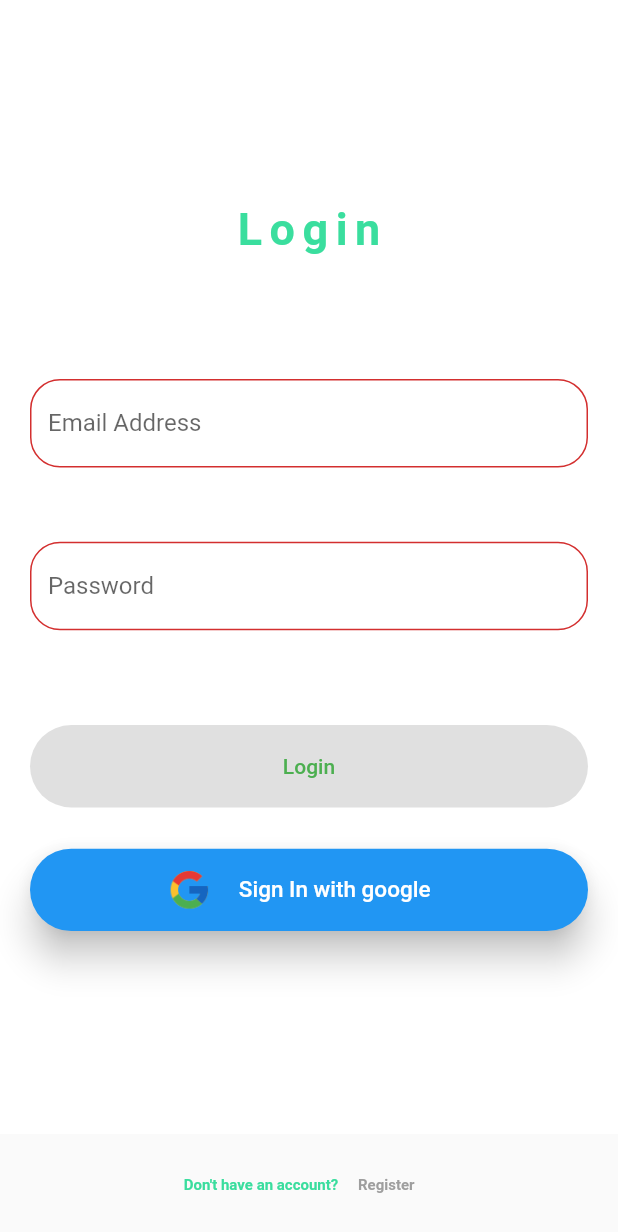
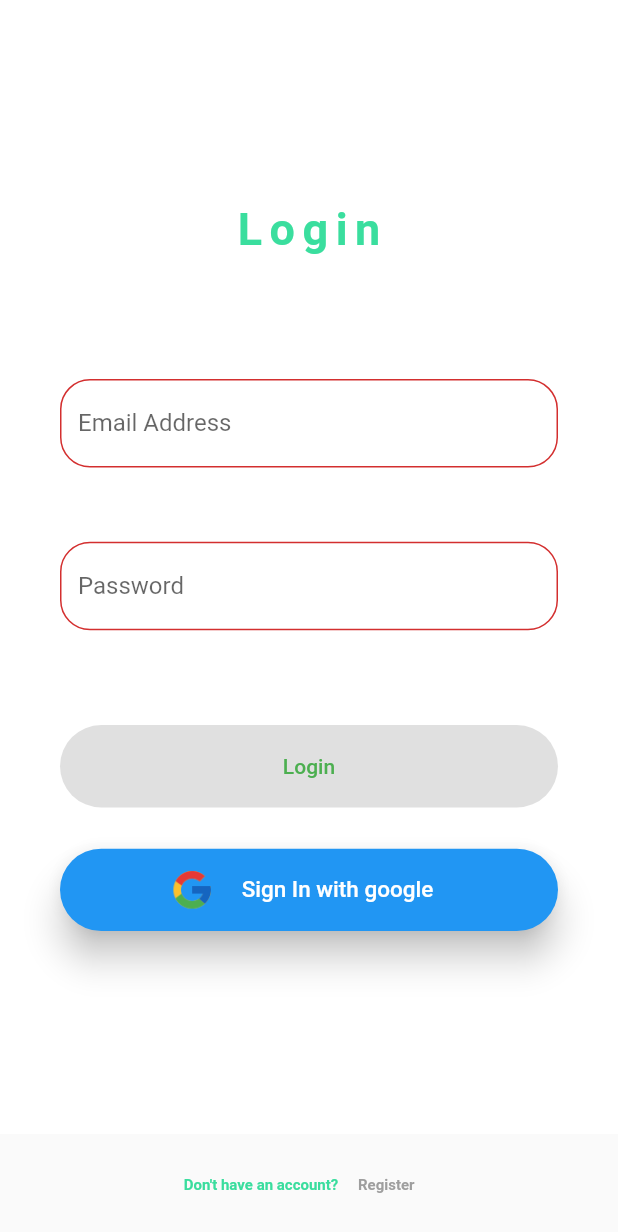
Before and after one commit to enochviewu95/carespot, a Flutter app: the screen it shows after launch, on a phone screen of 412 x 824 dp. Shown: the top 1232 px of the screen. Run offline on Flutter 3.47's test engine with Material 2 defaults, Android fonts, the phone set to English and light mode, and no system bars; our stand-ins replace firebase_auth, firebase_core, google_sign_in; accounts and stored records are empty.

Commit message:
Login page 90% completed

```diff
--- a/lib/bloc/authentication_bloc_provider.dart
+++ b/lib/bloc/authentication_bloc_provider.dart
@@ -6,9 +6,7 @@ class AuthenticationBlocProvider extends InheritedWidget {
   final AuthenticationBloc authenticationBloc;
 
   const AuthenticationBlocProvider(
-      {required Key key,
-      required Widget child,
-      required this.authenticationBloc})
+      {Key? key,required Widget child, required this.authenticationBloc})
       : super(key: key, child: child);
 
   static AuthenticationBlocProvider? of(BuildContext context) {
--- /dev/null
+++ b/lib/bloc/home_bloc.dart
@@ -0,0 +1,12 @@
+import 'package:carespot/services/authentication_api.dart';
+import 'package:carespot/services/db_firestore_api.dart';
+
+class HomeBloc{
+  final DbApi dbApi;
+  final AuthenticationApi authenticationApi;
+
+  //TODO: Create Streams and Sinks method
+
+  HomeBloc(this.dbApi,this.authenticationApi);
+
+}
--- /dev/null
+++ b/lib/bloc/home_bloc_provider.dart
@@ -0,0 +1,19 @@
+import 'package:carespot/bloc/home_bloc.dart';
+import 'package:flutter/cupertino.dart';
+
+class HomeBlocProvider extends InheritedWidget {
+  final HomeBloc homeBloc;
+  final String uid;
+
+  const HomeBlocProvider(Key? key,
+      {required Widget child, required this.homeBloc, required this.uid})
+      : super(key: key, child: child);
+
+  static HomeBlocProvider? of(BuildContext context) {
+    return (context.dependOnInheritedWidgetOfExactType<HomeBlocProvider>());
+  }
+
+  @override
+  bool updateShouldNotify(HomeBlocProvider oldWidget) =>
+      homeBloc != oldWidget.homeBloc;
+}
--- a/lib/main.dart
+++ b/lib/main.dart
@@ -1,8 +1,23 @@
+import 'package:carespot/bloc/authentication_bloc.dart';
+import 'package:carespot/bloc/authentication_bloc_provider.dart';
 import 'package:carespot/pages/home.dart';
 import 'package:carespot/pages/login_page.dart';
+import 'package:carespot/services/authentication.dart';
+import 'package:carespot/services/authentication_api.dart';
+import 'package:carespot/services/db_firestore.dart';
+import 'package:carespot/utils/colors.dart';
+import 'package:firebase_core/firebase_core.dart';
 import 'package:flutter/material.dart';
 
-void main() {
+import 'bloc/home_bloc.dart';
+import 'bloc/home_bloc_provider.dart';
+import 'firebase_options.dart';
+
+void main() async {
+  WidgetsFlutterBinding.ensureInitialized();
+  await Firebase.initializeApp(
+    options: DefaultFirebaseOptions.currentPlatform,
+  );
   runApp(const MyApp());
 }
 
@@ -12,17 +27,55 @@ class MyApp extends StatelessWidget {
   // This widget is the root of your application.
   @override
   Widget build(BuildContext context) {
-    return MaterialApp(
-      debugShowCheckedModeBanner: false,
-      title: 'Care Spot',
-      initialRoute: '/',
-      routes: {
-        '/': (context) => const LoginPage(),
-        '/main-page': (context) => const Home(),
-      },
-      theme: ThemeData(
-        primarySwatch:Colors.blue,
+
+    final AuthenticationService _authenticationService =
+        AuthenticationService();
+    final AuthenticationBloc _authenticationBloc =
+        AuthenticationBloc(authenticationApi: _authenticationService);
+
+    return AuthenticationBlocProvider(
+      authenticationBloc: _authenticationBloc,
+      child: StreamBuilder(
+        initialData: null,
+        stream: _authenticationBloc.user,
+        builder: (BuildContext context, AsyncSnapshot snapshot) {
+          print('Snapshot $snapshot');
+          if (snapshot.connectionState == ConnectionState.waiting) {
+            print('printed data: ${snapshot.data}');
+            return Container(
+                color: ComponentColors.primaryColor,
+                child: const Center(
+                  child: SizedBox(
+                    width: 50,
+                    height: 50,
+                    child: CircularProgressIndicator(),
+                  ),
+                ));
+          } else if (snapshot.hasData) {
+            print('printed data: ${snapshot.data}');
+            return HomeBlocProvider(key,
+                homeBloc:
+                    HomeBloc(DbFirestoreService(), _authenticationService),
+                uid: snapshot.data,
+                child: _buildMaterialApp(const Home()));
+          } else {
+            print('printed data: ${snapshot.data}');
+            return _buildMaterialApp(const LoginPage());
+          }
+        },
       ),
     );
   }
+
+
+  MaterialApp _buildMaterialApp(Widget homePage) {
+    return MaterialApp(
+      debugShowCheckedModeBanner: false,
+      title: 'Login Page',
+      theme: ThemeData(
+        primarySwatch: Colors.blue,
+      ),
+      home: homePage,
+    );
+  }
 }
--- a/lib/pages/login_page.dart
+++ b/lib/pages/login_page.dart
@@ -15,16 +15,6 @@ class LoginPage extends StatefulWidget {
 class _LoginPageState extends State<LoginPage> {
   // String _email = '';
   LoginBloc? _loginBloc;
-
-  //
-  // void onGoogleSignClick() {
-  //   final auth = AuthenticationService();
-  //   final credentials = auth.signInWithGoogle();
-  //   setState(() {
-  //     _email = credentials.toString();
-  //   });
-  //   // auth.signOut();
-  // }
 
   @override
   void initState() {
@@ -46,7 +36,8 @@ class _LoginPageState extends State<LoginPage> {
                 width: MediaQuery.of(context).size.width,
                 decoration: const BoxDecoration(color: Colors.white),
                 child: Padding(
-                  padding: const EdgeInsets.all(20.0),
+                  padding: const EdgeInsets.symmetric(
+                      vertical: 10.0, horizontal: 40.0),
                   child: Column(
                     crossAxisAlignment: CrossAxisAlignment.center,
                     mainAxisAlignment: MainAxisAlignment.center,
@@ -184,13 +175,15 @@ class _LoginPageState extends State<LoginPage> {
                         elevation: MaterialStateProperty.all(10.0),
                         shape:
                             MaterialStateProperty.all(const StadiumBorder())),
-                    onPressed: () => snapshot.hasData?Navigator.pushNamed(context, '/main-page'):_loginBloc?.googleSignInClicked.add(GoogleSignInEvent()),
-                    label:  Padding(
-                      padding:
-                          const EdgeInsets.symmetric(vertical: 10, horizontal: 10),
+                    onPressed: () => _loginBloc?.googleSignInClicked
+                        .add(GoogleSignInEvent()),
+                    label: const Padding(
+                      padding: EdgeInsets.symmetric(
+                          vertical: 10, horizontal: 10),
                       child: Text(
-                        'Sign In with google ${snapshot.data}',
-                        style: const TextStyle(fontSize: 15, color: Colors.white),
+                        'Sign In with google',
+                        style:
+                            TextStyle(fontSize: 15, color: Colors.white),
                       ),
                     ),
                     icon: Image.asset(
--- a/lib/services/authentication.dart
+++ b/lib/services/authentication.dart
@@ -9,26 +9,11 @@ import 'package:firebase_core/firebase_core.dart';
 class AuthenticationService  implements AuthenticationApi{
 
   //Initialize the firebase auth
-  FirebaseAuth? _firebaseAuth;
-
-  AuthenticationService(){
-    init();
-  }
+  final FirebaseAuth? _firebaseAuth = FirebaseAuth.instance;
 
   @override
   FirebaseAuth? getFirebaseAuth(){
     return _firebaseAuth;
-  }
-
-  @override
-  Future<void> init() async{
-    if (kDebugMode) {
-      print('initializing');
-    }
-    WidgetsFlutterBinding.ensureInitialized();
-    await Firebase.initializeApp(
-      options: DefaultFirebaseOptions.currentPlatform
-    ).then((value) => _firebaseAuth = FirebaseAuth.instance);
   }
 
   //Get current User uid
@@ -149,7 +134,7 @@ class AuthenticationService  implements AuthenticationApi{
 
   //Sign in with google
   @override
-  Future<UserCredential> signInWithGoogle() async {
+  Future<UserCredential?> signInWithGoogle() async {
     //Trigger the authentication flow
     final GoogleSignInAccount? googleUser = await GoogleSignIn().signIn();
 
@@ -163,6 +148,6 @@ class AuthenticationService  implements AuthenticationApi{
     );
 
     //Once signed in, return the user credentials
-    return await FirebaseAuth.instance.signInWithCredential(credential);
+    return await _firebaseAuth?.signInWithCredential(credential);
   }
 }
--- a/lib/services/authentication_api.dart
+++ b/lib/services/authentication_api.dart
@@ -2,14 +2,13 @@ import 'package:firebase_auth/firebase_auth.dart';
 
 abstract class AuthenticationApi {
   /*Abstract methods for authentication service*/
-  Future<void> init(); //Method to initialize firebase
   void tokenChanged(); //Check changes in token
   void userChanged(); //check for changes in user
   Future<UserCredential?> registerUser({required String email, required String password}); //register user
   Future<UserCredential?> signIn({required String email, required String password}); //sign user in
   Future<void> verifyUserEmail(); //Verify user email
   Future<void> signOut(); //sign out user
-  Future<UserCredential> signInWithGoogle(); //sign user in with google
+  Future<UserCredential?> signInWithGoogle(); //sign user in with google
   Future<String?> currentUserUid(); //get user uid
   FirebaseAuth? getFirebaseAuth();
 }
--- /dev/null
+++ b/lib/services/db_firestore.dart
@@ -0,0 +1,5 @@
+import 'package:carespot/services/db_firestore_api.dart';
+
+class DbFirestoreService implements DbApi{
+
+}
--- /dev/null
+++ b/lib/services/db_firestore_api.dart
@@ -0,0 +1,5 @@
+
+
+abstract class DbApi{
+
+}
```
Also changed, not shown: lib/bloc/authentication_bloc.dart (+29 -37 lines), lib/bloc/login_bloc.dart (+5 -3 lines).
